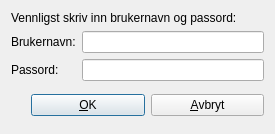
Above: authentication/authenticationdialog.ui from metno/kvhqc before the change. Below: the same form after it.
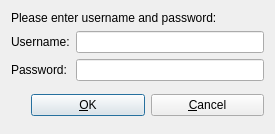
That is the form after the change.

Patch:
```diff
--- a/authentication/authenticationdialog.ui
+++ b/authentication/authenticationdialog.ui
@@ -20,7 +20,7 @@
    <item>
     <widget class="QLabel" name="textLabel1">
      <property name="text">
-      <string>Vennligst skriv inn brukernavn og passord:</string>
+      <string>Please enter username and password:</string>
      </property>
      <property name="wordWrap">
       <bool>false</bool>
@@ -34,7 +34,7 @@
        <item>
         <widget class="QLabel" name="textLabel2">
          <property name="text">
-          <string>Brukernavn:</string>
+          <string>Username:</string>
          </property>
          <property name="wordWrap">
           <bool>false</bool>
@@ -44,7 +44,7 @@
        <item>
         <widget class="QLabel" name="textLabel3">
          <property name="text">
-          <string>Passord:</string>
+          <string>Password:</string>
          </property>
          <property name="wordWrap">
           <bool>false</bool>
@@ -116,7 +116,7 @@
      <item>
       <widget class="QPushButton" name="buttonCancel">
        <property name="text">
-        <string>&amp;Avbryt</string>
+        <string>&amp;Cancel</string>
        </property>
        <property name="shortcut">
         <string>Alt+A</string>
```
Left out of the diff: 2 changed lines with no effect on the pictures.
